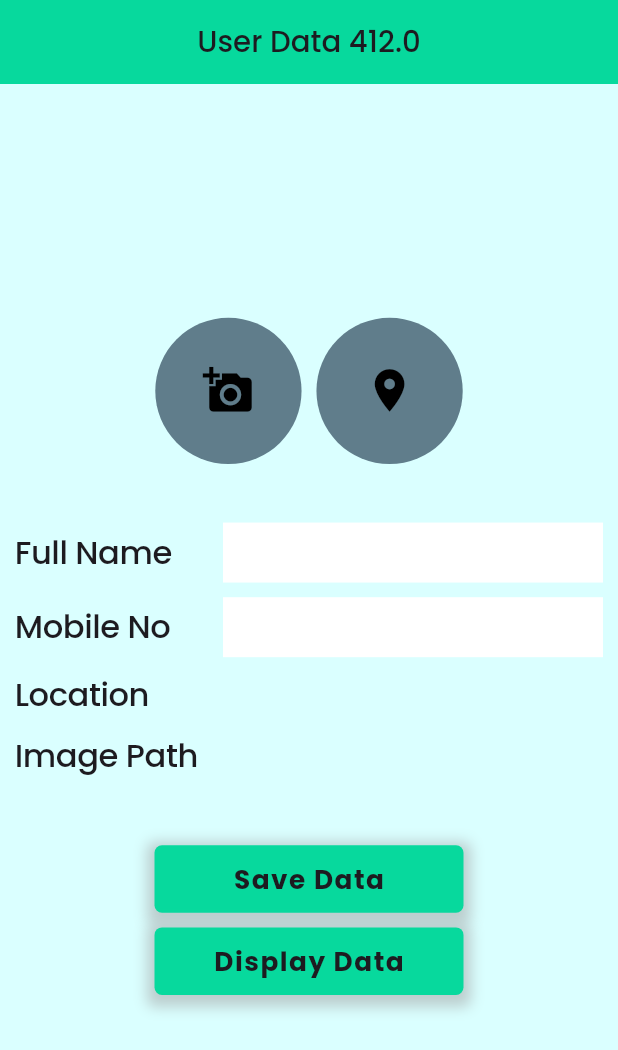
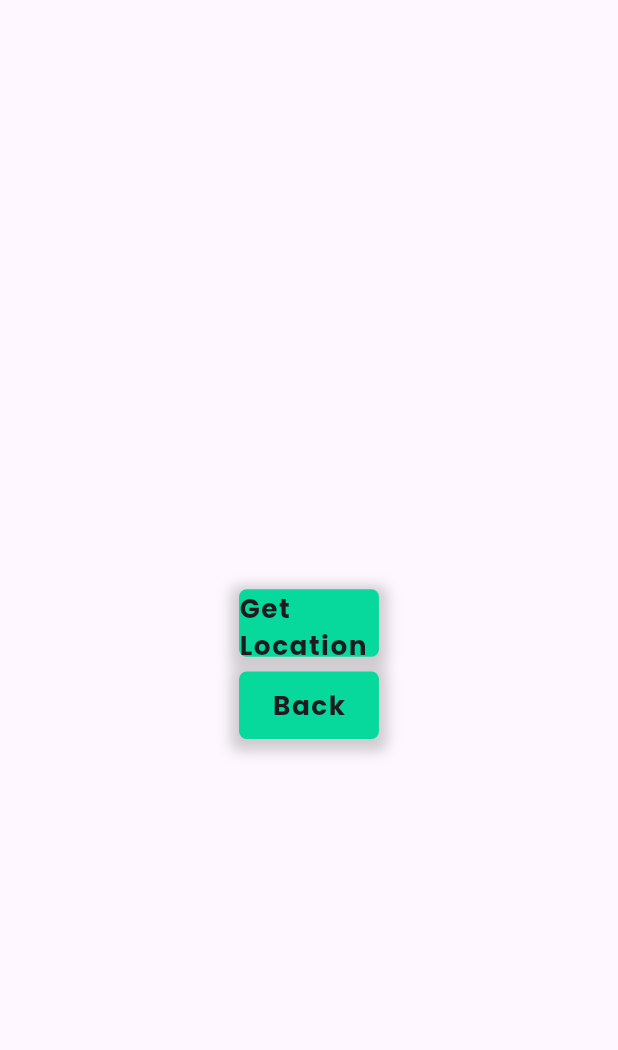
Before and after one commit to Saumya88/ConvertBlock, a Flutter app: the screen it shows after launch, after a tap on the "location on" icon, on a phone screen of 412 x 824 dp. Shown: the top 1050 px of the screen. Run offline on Flutter 3.47's test engine with Material 2 defaults, Android fonts, the phone set to English and light mode, and no system bars; our stand-ins replace camera, equatable, flutter_bloc, flutter_screenutil, geolocator, shared_preferences and 1 more; accounts and stored records are empty.

Commit message:
Location and Camera both working on both platforms

```diff
--- a/lib/views/profile_screen.dart
+++ b/lib/views/profile_screen.dart
@@ -9,6 +9,7 @@ import 'package:web_project/utilities/colors.dart';
 import 'package:web_project/widgets/camera.dart';
 import 'package:web_project/widgets/green_square_button.dart';
 import 'package:web_project/widgets/labeled_textfield.dart';
+import 'package:web_project/widgets/location.dart';
 
 class ProfileScreen extends StatefulWidget {
   const ProfileScreen({super.key});
@@ -28,7 +29,7 @@ class _ProfileScreenState extends State<ProfileScreen> {
 
   String _imagePath = '';
   String _locationPath = '';
-  void updateLccationPath(String locationPath) {
+  void updateLocationPath(String locationPath) {
     print('inside update path');
     setState(() => _locationPath = locationPath);
     print(_locationPath);
@@ -40,13 +41,22 @@ class _ProfileScreenState extends State<ProfileScreen> {
     print(_imagePath);
   }
 
-  void moveToNextPage(Widget widget) async {
+  void moveToCameraScreen(Widget widget) async {
     print('inside move to Next Page');
     final imgPath = await Navigator.push(
       context,
       CupertinoPageRoute(fullscreenDialog: true, builder: (context) => widget),
     );
     updateImagePath(imgPath);
+  }
+
+  void moveToLocationScreen(Widget widget) async {
+    print('inside move to Next Page');
+    final locPath = await Navigator.push(
+      context,
+      CupertinoPageRoute(fullscreenDialog: true, builder: (context) => widget),
+    );
+    updateLocationPath(locPath);
   }
 
   @override
@@ -78,7 +88,7 @@ class _ProfileScreenState extends State<ProfileScreen> {
                       InkWell(
                         onTap: () async {
                           await availableCameras().then((value) {
-                            moveToNextPage(CameraWidget(cameras: value));
+                            moveToCameraScreen(CameraWidget(cameras: value));
                           });
                         },
                         child: CircleAvatar(
@@ -93,7 +103,9 @@ class _ProfileScreenState extends State<ProfileScreen> {
                       ),
                       SizedBox(width: 10.w),
                       InkWell(
-                        onTap: () {},
+                        onTap: () {
+                          moveToLocationScreen(LocationWidget());
+                        },
                         child: CircleAvatar(
                           radius: 50.r,
                           backgroundColor: Colors.blueGrey,
--- /dev/null
+++ b/lib/widgets/location.dart
@@ -0,0 +1,105 @@
+import 'package:flutter/material.dart';
+import 'package:flutter_screenutil/flutter_screenutil.dart';
+import 'package:geolocator/geolocator.dart';
+import 'package:web_project/widgets/green_square_button.dart';
+
+class LocationWidget extends StatefulWidget {
+  const LocationWidget({super.key});
+
+  @override
+  State<LocationWidget> createState() => _LocationWidgetState();
+}
+
+class _LocationWidgetState extends State<LocationWidget> {
+  @override
+  void initState() {
+    print('inside init state');
+    getPermission();
+    super.initState();
+  }
+
+  String location = '';
+
+  var latitude;
+  var longitude;
+  Future<Position> getCurrentLocation() async {
+    print('inside getCurrentLocation()');
+    Position x = await Geolocator.getCurrentPosition();
+    print('position is');
+    print(x.latitude);
+    print(x.longitude);
+    return x;
+  }
+
+  void getPermission() async {
+    print('inside getPermission()');
+    bool serviceEnabled = await Geolocator.isLocationServiceEnabled();
+    if (!serviceEnabled) {
+      print('Location services are disabled');
+      return Future.error('Location services are disabled');
+    }
+    LocationPermission permission = await Geolocator.checkPermission();
+    if (permission == LocationPermission.denied) {
+      permission = await Geolocator.requestPermission();
+      if (permission == LocationPermission.denied) {
+        return Future.error('Location permissions are denied.');
+      }
+    }
+    if (permission == LocationPermission.deniedForever) {
+      return Future.error(
+          'Location permissions are permanently denied. We cannot request location');
+    }
+  }
+
+  @override
+  Widget build(BuildContext context) {
+    return Scaffold(
+        body: SafeArea(
+      child: Center(
+        child: Column(
+          mainAxisAlignment: MainAxisAlignment.center,
+          // crossAxisAlignment: CrossAxisAlignment.center,
+          children: [
+            Text(
+              location,
+              style: TextStyle(
+                  fontFamily: 'Poppins-Bold',
+                  fontSize: 30.sp,
+                  fontWeight: FontWeight.w300,
+                  letterSpacing: 1),
+            ),
+            SizedBox(
+              height: 20.h,
+            ),
+            SizedBox(
+              width: MediaQuery.of(context).size.width / 4,
+              child: GreenSquareButton(
+                  onTap: () async {
+                    await getCurrentLocation().then((value) {
+                      print('onTap of Get Location');
+                      latitude = '${value.latitude}';
+                      longitude = '${value.longitude}';
+                    });
+                    setState(() {
+                      print('inside set state');
+                      print(latitude);
+                      print(longitude);
+                      location = '$latitude $longitude';
+                    });
+                  },
+                  label: 'Get Location'),
+            ),
+            SizedBox(
+              width: MediaQuery.of(context).size.width / 4,
+              child: GreenSquareButton(
+                  onTap: () {
+                    Navigator.pop(context, location);
+                  },
+                  label: 'Back'),
+            )
+          ],
+        ),
+      ),
+    ));
+  }
+}
--- a/pubspec.yaml
+++ b/pubspec.yaml
@@ -25,6 +25,7 @@ dependencies:
   sqflite: ^2.2.8+4
   image_picker: ^0.8.7+5
   camera: ^0.10.5+2
+  geolocator: ^9.0.2
 
 
 dev_dependencies:
```
Also changed, not shown: lib/database/database_helper.dart (deleted, +0 -72 lines), pubspec.lock, 5 other files.
